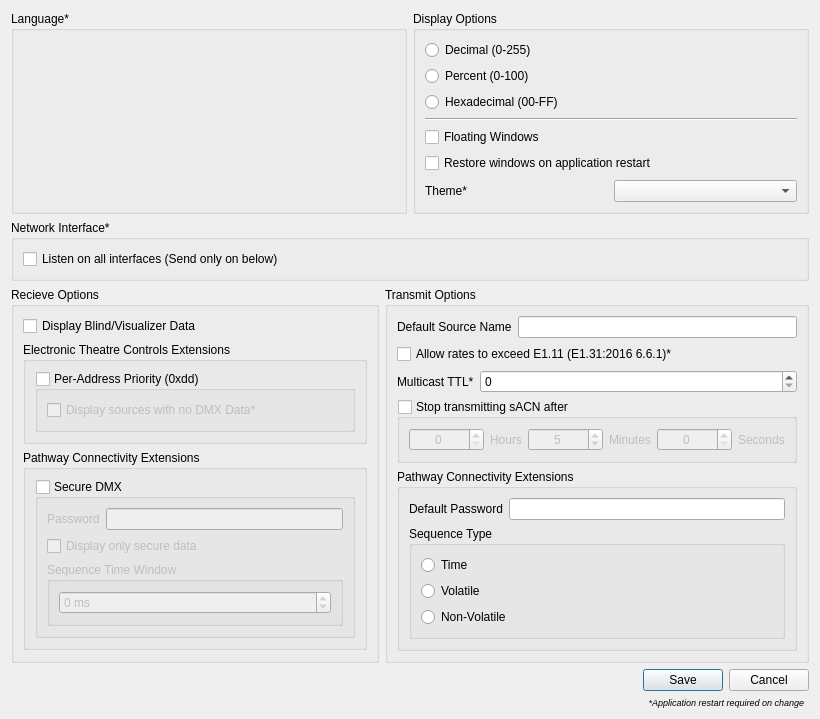
Qt form ui/preferencesdialog.ui (docsteer/sacnview) before a commit.
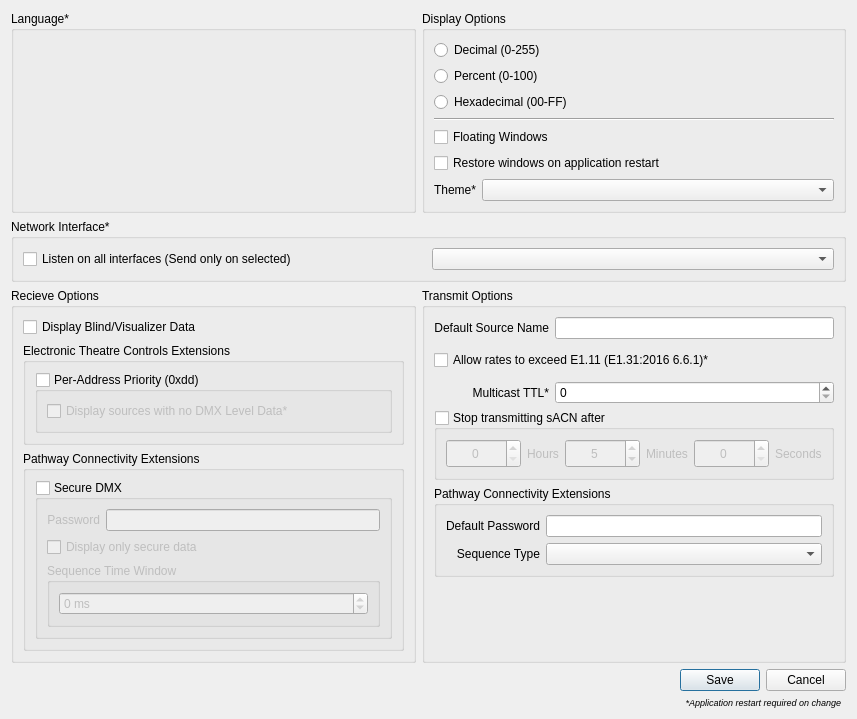
The same form after that commit. Icons and pictures are not drawn.

Commit message:
Cleanup the Preferences dialog
Change some radio buttons to combobox
Use grid layouts instead of box layouts

What changed in the file:
```diff
--- a/ui/preferencesdialog.ui
+++ b/ui/preferencesdialog.ui
@@ -6,8 +6,8 @@
    <rect>
     <x>0</x>
     <y>0</y>
-    <width>820</width>
-    <height>719</height>
+    <width>834</width>
+    <height>633</height>
    </rect>
   </property>
   <property name="sizePolicy">
@@ -23,239 +23,8 @@
    <iconset resource="../res/resources.qrc">
     <normaloff>:/icons/settings.png</normaloff>:/icons/settings.png</iconset>
   </property>
-  <layout class="QVBoxLayout" name="verticalLayout_2" stretch="1,0,1,0">
-   <property name="sizeConstraint">
-    <enum>QLayout::SetMinimumSize</enum>
-   </property>
-   <item>
-    <layout class="QHBoxLayout" name="hlDisplayOptions">
-     <item>
-      <widget class="QGroupBox" name="gbLanguage">
-       <property name="sizePolicy">
-        <sizepolicy hsizetype="Expanding" vsizetype="Expanding">
-         <horstretch>0</horstretch>
-         <verstretch>0</verstretch>
-        </sizepolicy>
-       </property>
-       <property name="title">
-        <string>Language*</string>
-       </property>
-       <layout class="QVBoxLayout" name="verticalLayout_7">
-        <item>
-         <layout class="QVBoxLayout" name="vlLanguage"/>
-        </item>
-       </layout>
-      </widget>
-     </item>
-     <item>
-      <widget class="QGroupBox" name="gbDisplayFormat">
-       <property name="sizePolicy">
-        <sizepolicy hsizetype="Expanding" vsizetype="Expanding">
-         <horstretch>0</horstretch>
-         <verstretch>0</verstretch>
-        </sizepolicy>
-       </property>
-       <property name="minimumSize">
-        <size>
-         <width>0</width>
-         <height>150</height>
-        </size>
-       </property>
-       <property name="title">
-        <string>Display Options</string>
-       </property>
-       <layout class="QVBoxLayout" name="verticalLayout_10">
-        <item>
-         <widget class="QRadioButton" name="DecimalDisplayFormat">
-          <property name="enabled">
-           <bool>true</bool>
-          </property>
-          <property name="sizePolicy">
-           <sizepolicy hsizetype="Expanding" vsizetype="Expanding">
-            <horstretch>0</horstretch>
-            <verstretch>0</verstretch>
-           </sizepolicy>
-          </property>
-          <property name="maximumSize">
-           <size>
-            <width>16777215</width>
-            <height>30</height>
-           </size>
-          </property>
-          <property name="text">
-           <string>Decimal (0-255)</string>
-          </property>
-         </widget>
-        </item>
-        <item>
-         <widget class="QRadioButton" name="PercentDisplayFormat">
-          <property name="sizePolicy">
-           <sizepolicy hsizetype="Expanding" vsizetype="Expanding">
-            <horstretch>0</horstretch>
-            <verstretch>0</verstretch>
-           </sizepolicy>
-          </property>
-          <property name="maximumSize">
-           <size>
-            <width>16777215</width>
-            <height>30</height>
-           </size>
-          </property>
-          <property name="text">
-           <string>Percent (0-100)</string>
-          </property>
-         </widget>
-        </item>
-        <item>
-         <widget class="QRadioButton" name="HexDisplayFormat">
-          <property name="sizePolicy">
-           <sizepolicy hsizetype="Expanding" vsizetype="Expanding">
-            <horstretch>0</horstretch>
-            <verstretch>0</verstretch>
-           </sizepolicy>
-          </property>
-          <property name="maximumSize">
-           <size>
-            <width>16777215</width>
-            <height>30</height>
-           </size>
-          </property>
-          <property name="text">
-           <string>Hexadecimal (00-FF)</string>
-          </property>
-         </widget>
-        </item>
-        <item>
-         <widget class="Line" name="line">
-          <property name="orientation">
-           <enum>Qt::Horizontal</enum>
-          </property>
-         </widget>
-        </item>
-        <item>
-         <widget class="QCheckBox" name="cbFloatingWindows">
-          <property name="text">
-           <string>Floating Windows</string>
-          </property>
-         </widget>
-        </item>
-        <item>
-         <widget class="QCheckBox" name="cbRestoreWindows">
-          <property name="sizePolicy">
-           <sizepolicy hsizetype="Expanding" vsizetype="Expanding">
-            <horstretch>0</horstretch>
-            <verstretch>0</verstretch>
-           </sizepolicy>
-          </property>
-          <property name="maximumSize">
-           <size>
-            <width>16777215</width>
-            <height>30</height>
-           </size>
-          </property>
-          <property name="text">
-           <string>Restore windows on application restart</string>
-          </property>
-         </widget>
-        </item>
-        <item>
-         <spacer name="verticalSpacer_3">
-          <property name="orientation">
-           <enum>Qt::Vertical</enum>
-          </property>
-          <property name="sizeHint" stdset="0">
-           <size>
-            <width>20</width>
-            <height>40</height>
-           </size>
-          </property>
-         </spacer>
-        </item>
-        <item>
-         <layout class="QHBoxLayout" name="horizontalLayout_3">
-          <item>
-           <widget class="QLabel" name="label">
-            <property name="sizePolicy">
-             <sizepolicy hsizetype="Expanding" vsizetype="Expanding">
-              <horstretch>0</horstretch>
-              <verstretch>0</verstretch>
-             </sizepolicy>
-            </property>
-            <property name="maximumSize">
-             <size>
-              <width>16777215</width>
-              <height>30</height>
-             </size>
-            </property>
-            <property name="text">
-             <string>Theme*</string>
-            </property>
-           </widget>
-          </item>
-          <item>
-           <widget class="QComboBox" name="cbTheme">
-            <property name="sizePolicy">
-             <sizepolicy hsizetype="Expanding" vsizetype="Expanding">
-              <horstretch>0</horstretch>
-              <verstretch>0</verstretch>
-             </sizepolicy>
-            </property>
-            <property name="maximumSize">
-             <size>
-              <width>16777215</width>
-              <height>30</height>
-             </size>
-            </property>
-           </widget>
-          </item>
-         </layout>
-        </item>
-       </layout>
-      </widget>
-     </item>
-    </layout>
-   </item>
-   <item>
-    <layout class="QHBoxLayout" name="hlNetworkOptions">
-     <item>
-      <widget class="QGroupBox" name="gbNetworkInterface">
-       <property name="sizePolicy">
-        <sizepolicy hsizetype="Expanding" vsizetype="Expanding">
-         <horstretch>0</horstretch>
-         <verstretch>0</verstretch>
-        </sizepolicy>
-       </property>
-       <property name="title">
-        <string>Network Interface*</string>
-       </property>
-       <layout class="QVBoxLayout" name="verticalLayout_NetworkInterfaces">
-        <item>
-         <widget class="QCheckBox" name="cbListenAll">
-          <property name="sizePolicy">
-           <sizepolicy hsizetype="Expanding" vsizetype="Expanding">
-            <horstretch>0</horstretch>
-            <verstretch>0</verstretch>
-           </sizepolicy>
-          </property>
-          <property name="maximumSize">
-           <size>
-            <width>16777215</width>
-            <height>30</height>
-           </size>
-          </property>
-          <property name="text">
-           <string>Listen on all interfaces (Send only on below)</string>
-          </property>
-         </widget>
-        </item>
-       </layout>
-      </widget>
-     </item>
-    </layout>
-   </item>
-   <item>
-    <layout class="QHBoxLayout" name="hlSendRecieveOptions">
-     <item>
+  <layout class="QGridLayout" name="gridLayout">
+   <item row="2" column="0">
       <widget class="QGroupBox" name="gbRecieveOptions">
        <property name="sizePolicy">
         <sizepolicy hsizetype="Expanding" vsizetype="Expanding">
@@ -263,10 +32,16 @@
          <verstretch>0</verstretch>
         </sizepolicy>
        </property>
+     <property name="minimumSize">
+      <size>
+       <width>405</width>
+       <height>0</height>
+      </size>
+     </property>
        <property name="title">
         <string>Recieve Options</string>
        </property>
-       <layout class="QVBoxLayout" name="verticalLayout" stretch="0,0,0,0">
+     <layout class="QVBoxLayout" name="verticalLayout" stretch="0,0,0">
         <item>
          <widget class="QCheckBox" name="cbDisplayBlind">
           <property name="sizePolicy">
@@ -331,7 +106,7 @@
                  <string>&lt;html&gt;&lt;head/&gt;&lt;body&gt;&lt;p&gt;Display sources that are ONLY transmitting 0xdd frames. &lt;/p&gt;&lt;p&gt;I.e. Sources that are not currently transmitting DMX Data&lt;/p&gt;&lt;/body&gt;&lt;/html&gt;</string>
                 </property>
                 <property name="text">
-                 <string>Display sources with no DMX Data*</string>
+               <string>Display sources with no DMX Level Data*</string>
                 </property>
                </widget>
               </item>
@@ -378,6 +153,9 @@
                   <property name="text">
                    <string>Password</string>
                   </property>
+                <property name="alignment">
+                 <set>Qt::AlignRight|Qt::AlignTrailing|Qt::AlignVCenter</set>
+                </property>
                  </widget>
                 </item>
                 <item>
@@ -448,23 +226,54 @@
           </layout>
          </widget>
         </item>
+     </layout>
+    </widget>
+   </item>
+   <item row="1" column="0" colspan="2">
+    <widget class="QGroupBox" name="gbNetworkInterface">
+     <property name="sizePolicy">
+      <sizepolicy hsizetype="Expanding" vsizetype="MinimumExpanding">
+       <horstretch>0</horstretch>
+       <verstretch>0</verstretch>
+      </sizepolicy>
+     </property>
+     <property name="title">
+      <string>Network Interface*</string>
+     </property>
+     <layout class="QHBoxLayout" name="horizontalLayout_7">
         <item>
-         <spacer name="verticalSpacer">
-          <property name="orientation">
-           <enum>Qt::Vertical</enum>
-          </property>
-          <property name="sizeHint" stdset="0">
+       <widget class="QCheckBox" name="cbListenAll">
+        <property name="sizePolicy">
+         <sizepolicy hsizetype="Preferred" vsizetype="MinimumExpanding">
+          <horstretch>0</horstretch>
+          <verstretch>0</verstretch>
+         </sizepolicy>
+        </property>
+        <property name="maximumSize">
            <size>
-            <width>0</width>
-            <height>0</height>
-           </size>
-          </property>
-         </spacer>
-        </item>
-       </layout>
+          <width>16777215</width>
+          <height>30</height>
+         </size>
+        </property>
+        <property name="text">
+         <string>Listen on all interfaces (Send only on selected)</string>
+        </property>
       </widget>
      </item>
      <item>
+       <widget class="QComboBox" name="cmbNetInterface">
+        <property name="sizePolicy">
+         <sizepolicy hsizetype="Preferred" vsizetype="Fixed">
+          <horstretch>0</horstretch>
+          <verstretch>0</verstretch>
+         </sizepolicy>
+        </property>
+       </widget>
+      </item>
+     </layout>
+    </widget>
+   </item>
+   <item row="2" column="1">
       <widget class="QGroupBox" name="gbTransmitOptions">
        <property name="sizePolicy">
         <sizepolicy hsizetype="Expanding" vsizetype="Expanding">
@@ -475,17 +284,8 @@
        <property name="title">
         <string>Transmit Options</string>
        </property>
-       <layout class="QVBoxLayout" name="verticalLayout_9">
-        <item>
-         <layout class="QHBoxLayout" name="horizontalLayout_4">
-          <item>
-           <widget class="QLabel" name="label_6">
-            <property name="text">
-             <string>Default Source Name</string>
-            </property>
-           </widget>
-          </item>
-          <item>
+     <layout class="QGridLayout" name="gridLayout_3">
+      <item row="0" column="1">
            <widget class="QLineEdit" name="leDefaultSourceName">
             <property name="sizePolicy">
              <sizepolicy hsizetype="Expanding" vsizetype="Minimum">
@@ -501,37 +301,17 @@
             </property>
            </widget>
           </item>
-         </layout>
-        </item>
-        <item>
-         <widget class="QCheckBox" name="cbTxRateOverride">
-          <property name="sizePolicy">
-           <sizepolicy hsizetype="Expanding" vsizetype="Expanding">
-            <horstretch>0</horstretch>
-            <verstretch>0</verstretch>
-           </sizepolicy>
-          </property>
-          <property name="maximumSize">
-           <size>
-            <width>16777215</width>
-            <height>30</height>
-           </size>
-          </property>
+      <item row="0" column="0">
+       <widget class="QLabel" name="label_6">
           <property name="text">
-           <string>Allow rates to exceed E1.11 (E1.31:2016 6.6.1)*</string>
-          </property>
-         </widget>
-        </item>
-        <item>
-         <layout class="QHBoxLayout" name="horizontalLayout_5">
-          <item>
-           <widget class="QLabel" name="label_5">
-            <property name="text">
-             <string>Multicast TTL*</string>
+         <string>Default Source Name</string>
+        </property>
+        <property name="alignment">
+         <set>Qt::AlignRight|Qt::AlignTrailing|Qt::AlignVCenter</set>
             </property>
            </widget>
           </item>
-          <item>
+      <item row="2" column="1">
            <widget class="QSpinBox" name="sbMulticastTtl">
             <property name="sizePolicy">
              <sizepolicy hsizetype="MinimumExpanding" vsizetype="Fixed">
@@ -547,9 +327,49 @@
             </property>
            </widget>
           </item>
-         </layout>
-        </item>
-        <item>
+      <item row="5" column="0">
+       <spacer name="verticalSpacer">
+        <property name="orientation">
+         <enum>Qt::Vertical</enum>
+        </property>
+        <property name="sizeHint" stdset="0">
+         <size>
+          <width>0</width>
+          <height>0</height>
+         </size>
+        </property>
+       </spacer>
+      </item>
+      <item row="2" column="0">
+       <widget class="QLabel" name="label_5">
+        <property name="text">
+         <string>Multicast TTL*</string>
+        </property>
+        <property name="alignment">
+         <set>Qt::AlignRight|Qt::AlignTrailing|Qt::AlignVCenter</set>
+        </property>
+       </widget>
+      </item>
+      <item row="1" column="0" colspan="2">
+       <widget class="QCheckBox" name="cbTxRateOverride">
+        <property name="sizePolicy">
+         <sizepolicy hsizetype="Expanding" vsizetype="Expanding">
+          <horstretch>0</horstretch>
+          <verstretch>0</verstretch>
+         </sizepolicy>
+        </property>
+        <property name="maximumSize">
+         <size>
+          <width>16777215</width>
+          <height>30</height>
+         </size>
+        </property>
+        <property name="text">
+         <string>Allow rates to exceed E1.11 (E1.31:2016 6.6.1)*</string>
+        </property>
+       </widget>
+      </item>
+      <item row="3" column="0" colspan="2">
          <widget class="QGroupBox" name="gbTransmitTimeout">
           <property name="sizePolicy">
            <sizepolicy hsizetype="Expanding" vsizetype="Expanding">
@@ -730,107 +550,194 @@
           </layout>
          </widget>
         </item>
-        <item>
+      <item row="4" column="0" colspan="2">
          <widget class="QGroupBox" name="gbPathwayTx">
           <property name="title">
            <string>Pathway Connectivity Extensions</string>
           </property>
-          <layout class="QVBoxLayout" name="verticalLayout_12">
-           <item>
-            <layout class="QHBoxLayout" name="horizontalLayout_6">
-             <item>
+        <layout class="QGridLayout" name="gridLayout_2">
+         <item row="1" column="1">
+          <widget class="QComboBox" name="cmbPathwayTxSequenceType"/>
+         </item>
+         <item row="0" column="0">
               <widget class="QLabel" name="label_8">
                <property name="text">
                 <string>Default Password</string>
                </property>
-              </widget>
-             </item>
-             <item>
-              <widget class="QLineEdit" name="lePathwaySecureTxPassword">
-               <property name="maxLength">
-                <number>32</number>
+           <property name="alignment">
+            <set>Qt::AlignRight|Qt::AlignTrailing|Qt::AlignVCenter</set>
                </property>
               </widget>
              </item>
-            </layout>
-           </item>
-           <item>
-            <widget class="QGroupBox" name="gbPathwayTxSequenceType">
-             <property name="title">
+         <item row="1" column="0">
+          <widget class="QLabel" name="label_9">
+           <property name="text">
               <string>Sequence Type</string>
              </property>
-             <layout class="QVBoxLayout" name="verticalLayout_13">
-              <item>
-               <widget class="QRadioButton" name="rbPathwayTxSequenceTypeTime">
-                <property name="text">
-                 <string>Time</string>
+           <property name="alignment">
+            <set>Qt::AlignRight|Qt::AlignTrailing|Qt::AlignVCenter</set>
                 </property>
                </widget>
               </item>
-              <item>
-               <widget class="QRadioButton" name="rbPathwayTxSequenceTypeVolatile">
-                <property name="text">
-                 <string>Volatile</string>
+         <item row="0" column="1">
+          <widget class="QLineEdit" name="lePathwaySecureTxPassword">
+           <property name="maxLength">
+            <number>32</number>
                 </property>
                </widget>
               </item>
-              <item>
-               <widget class="QRadioButton" name="rbPathwayTxSequenceTypeNonVolatile">
-                <property name="text">
-                 <string>Non-Volatile</string>
-                </property>
-               </widget>
-              </item>
              </layout>
             </widget>
            </item>
           </layout>
          </widget>
         </item>
+   <item row="0" column="1">
+    <widget class="QGroupBox" name="gbDisplayFormat">
+     <property name="sizePolicy">
+      <sizepolicy hsizetype="Expanding" vsizetype="MinimumExpanding">
+       <horstretch>0</horstretch>
+       <verstretch>0</verstretch>
+      </sizepolicy>
+     </property>
+     <property name="title">
+      <string>Display Options</string>
+     </property>
+     <layout class="QVBoxLayout" name="verticalLayout_10">
         <item>
-         <spacer name="verticalSpacer_2">
-          <property name="orientation">
-           <enum>Qt::Vertical</enum>
-          </property>
-          <property name="sizeHint" stdset="0">
+       <widget class="QRadioButton" name="DecimalDisplayFormat">
+        <property name="enabled">
+         <bool>true</bool>
+        </property>
+        <property name="sizePolicy">
+         <sizepolicy hsizetype="Expanding" vsizetype="Expanding">
+          <horstretch>0</horstretch>
+          <verstretch>0</verstretch>
+         </sizepolicy>
+        </property>
+        <property name="maximumSize">
            <size>
-            <width>20</width>
-            <height>40</height>
-           </size>
-          </property>
-         </spacer>
-        </item>
-       </layout>
-      </widget>
-     </item>
-    </layout>
-   </item>
+          <width>16777215</width>
+          <height>30</height>
+         </size>
+        </property>
+        <property name="text">
+         <string>Decimal (0-255)</string>
+        </property>
+       </widget>
+      </item>
+      <item>
+       <widget class="QRadioButton" name="PercentDisplayFormat">
+        <property name="sizePolicy">
+         <sizepolicy hsizetype="Expanding" vsizetype="Expanding">
+          <horstretch>0</horstretch>
+          <verstretch>0</verstretch>
+         </sizepolicy>
+        </property>
+        <property name="maximumSize">
+         <size>
+          <width>16777215</width>
+          <height>30</height>
+         </size>
+        </property>
+        <property name="text">
+         <string>Percent (0-100)</string>
+        </property>
+       </widget>
+      </item>
    <item>
-    <layout class="QVBoxLayout" name="vlSaveCancel">
-     <item>
-      <widget class="QDialogButtonBox" name="buttonBox">
+       <widget class="QRadioButton" name="HexDisplayFormat">
        <property name="sizePolicy">
         <sizepolicy hsizetype="Expanding" vsizetype="Expanding">
          <horstretch>0</horstretch>
          <verstretch>0</verstretch>
         </sizepolicy>
        </property>
+        <property name="maximumSize">
+         <size>
+          <width>16777215</width>
+          <height>30</height>
+         </size>
+        </property>
+        <property name="text">
+         <string>Hexadecimal (00-FF)</string>
+        </property>
+       </widget>
+      </item>
+      <item>
+       <widget class="Line" name="line">
        <property name="orientation">
         <enum>Qt::Horizontal</enum>
        </property>
-       <property name="standardButtons">
-        <set>QDialogButtonBox::Cancel|QDialogButtonBox::Save</set>
+       </widget>
+      </item>
+      <item>
+       <widget class="QCheckBox" name="cbFloatingWindows">
+        <property name="text">
+         <string>Floating Windows</string>
        </property>
       </widget>
      </item>
      <item>
+       <widget class="QCheckBox" name="cbRestoreWindows">
+        <property name="sizePolicy">
+         <sizepolicy hsizetype="Expanding" vsizetype="Expanding">
+          <horstretch>0</horstretch>
+          <verstretch>0</verstretch>
+         </sizepolicy>
+        </property>
+        <property name="maximumSize">
+         <size>
+          <width>16777215</width>
+          <height>30</height>
+         </size>
+        </property>
+        <property name="text">
+         <string>Restore windows on application restart</string>
+        </property>
+       </widget>
+      </item>
+      <item>
+       <layout class="QHBoxLayout" name="horizontalLayout_3">
+        <item>
+         <widget class="QLabel" name="label">
+          <property name="maximumSize">
+           <size>
+            <width>16777215</width>
+            <height>30</height>
+           </size>
+          </property>
+          <property name="text">
+           <string>Theme*</string>
+          </property>
+          <property name="alignment">
+           <set>Qt::AlignRight|Qt::AlignTrailing|Qt::AlignVCenter</set>
+          </property>
+         </widget>
+        </item>
+        <item>
+         <widget class="QComboBox" name="cmbTheme">
+          <property name="sizePolicy">
+           <sizepolicy hsizetype="Expanding" vsizetype="Fixed">
+            <horstretch>0</horstretch>
+            <verstretch>0</verstretch>
+           </sizepolicy>
+          </property>
+          <property name="maximumSize">
+           <size>
+            <width>16777215</width>
+            <height>30</height>
+           </size>
+          </property>
+         </widget>
+        </item>
+       </layout>
+      </item>
+     </layout>
+    </widget>
+   </item>
+   <item row="5" column="1">
       <widget class="QLabel" name="lblRestartInfo">
-       <property name="sizePolicy">
-        <sizepolicy hsizetype="Expanding" vsizetype="Expanding">
-         <horstretch>0</horstretch>
-         <verstretch>0</verstretch>
-        </sizepolicy>
-       </property>
        <property name="font">
         <font>
          <pointsize>7</pointsize>
@@ -845,7 +752,48 @@
        </property>
       </widget>
      </item>
-    </layout>
+   <item row="4" column="1">
+    <widget class="QDialogButtonBox" name="buttonBox">
+     <property name="sizePolicy">
+      <sizepolicy hsizetype="Expanding" vsizetype="Expanding">
+       <horstretch>0</horstretch>
+       <verstretch>0</verstretch>
+      </sizepolicy>
+     </property>
+     <property name="orientation">
+      <enum>Qt::Horizontal</enum>
+     </property>
+     <property name="standardButtons">
+      <set>QDialogButtonBox::Cancel|QDialogButtonBox::Save</set>
+     </property>
+    </widget>
+   </item>
+   <item row="0" column="0">
+    <widget class="QGroupBox" name="gbLanguage">
+     <property name="sizePolicy">
+      <sizepolicy hsizetype="Expanding" vsizetype="Expanding">
+       <horstretch>0</horstretch>
+       <verstretch>0</verstretch>
+      </sizepolicy>
+     </property>
+     <property name="title">
+      <string>Language*</string>
+     </property>
+     <layout class="QVBoxLayout" name="vlLanguage"/>
+    </widget>
+   </item>
+   <item row="3" column="1">
+    <spacer name="verticalSpacer_2">
+     <property name="orientation">
+      <enum>Qt::Vertical</enum>
+     </property>
+     <property name="sizeHint" stdset="0">
+      <size>
+       <width>0</width>
+       <height>0</height>
+      </size>
+     </property>
+    </spacer>
    </item>
   </layout>
  </widget>
```
Lines whose indentation alone changed are shown as unchanged. The commit also changes 2 other files.
